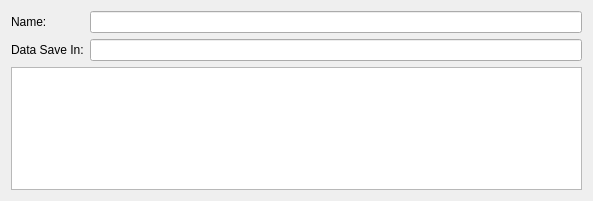
First picture: the form in src/adplugins/qtwidgets/sequencesform.ui, repository qtplatz/qtplatz, before the edit.
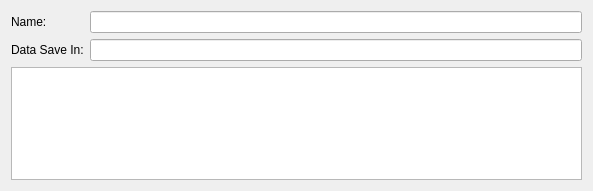
Second picture: the form after the edit.

The edit to the form file:
```diff
--- a/src/adplugins/qtwidgets/sequencesform.ui
+++ b/src/adplugins/qtwidgets/sequencesform.ui
@@ -7,7 +7,7 @@
     <x>0</x>
     <y>0</y>
     <width>593</width>
-    <height>201</height>
+    <height>191</height>
    </rect>
   </property>
   <property name="windowTitle">
```
